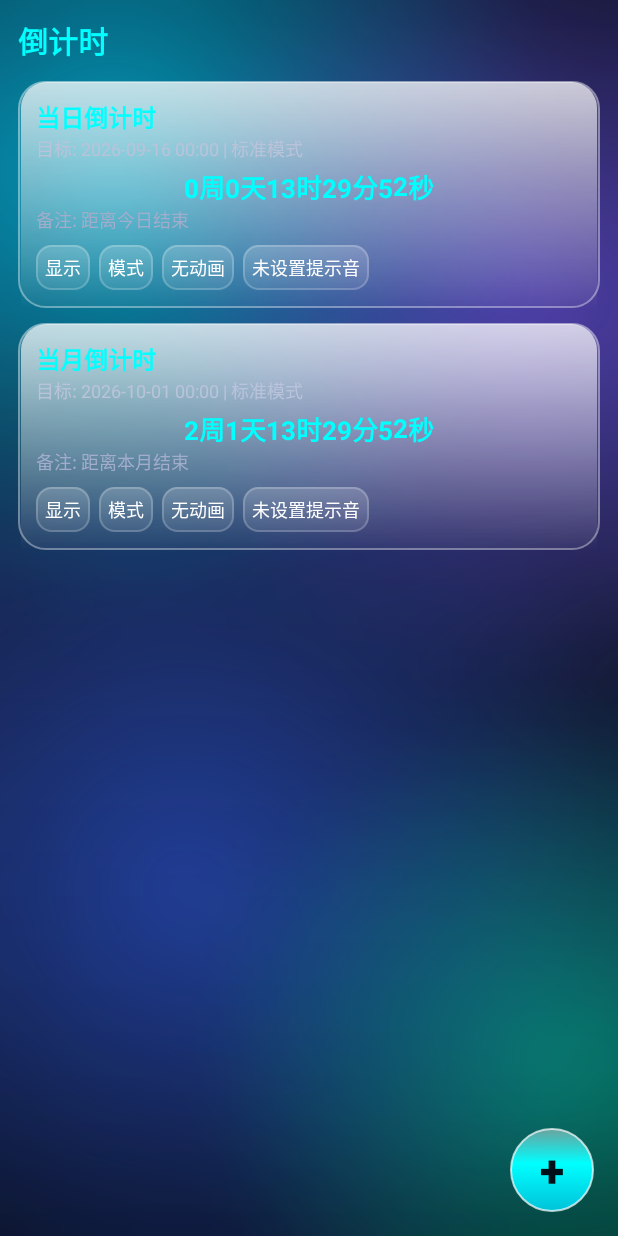
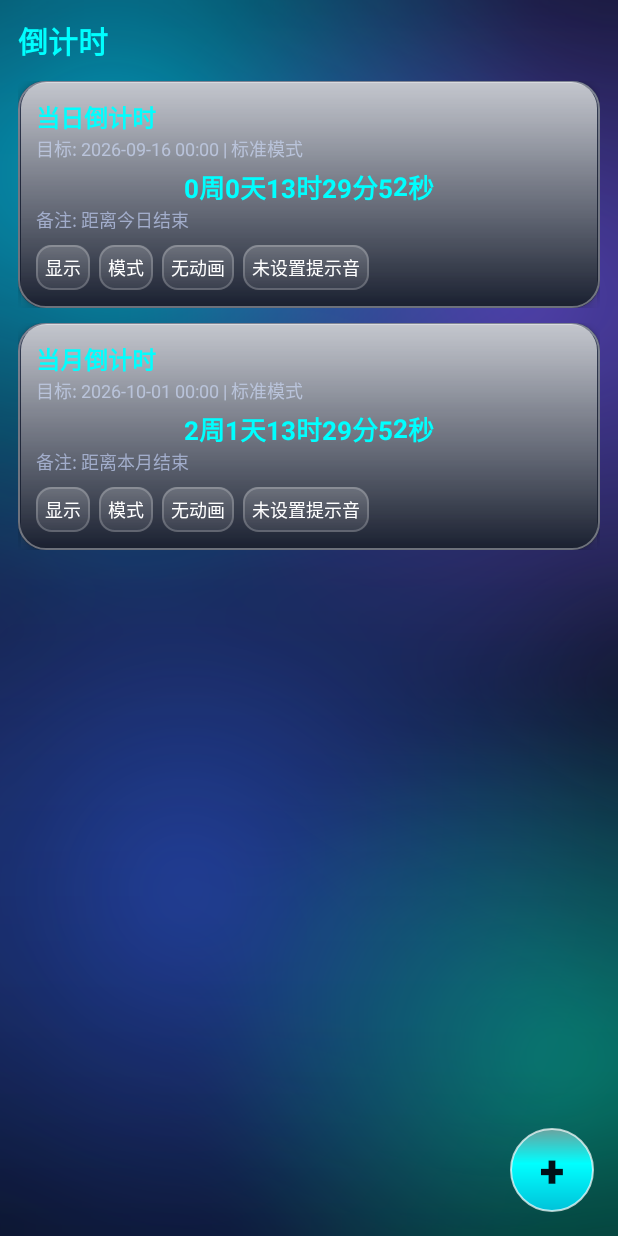
Before and after one commit to baigao110/countdown-android, an Android app: the screen it shows after launch (MainActivity), on a phone screen of 412 x 824 dp. Run offline under Robolectric (Android 15) with nearby library versions, the light colour scheme and no system bars; pictures from the network do not load.

Commit message:
同步安卓版源码：app/src/main/res/layout/item_countdown.xml

```diff
--- a/app/src/main/res/layout/item_countdown.xml
+++ b/app/src/main/res/layout/item_countdown.xml
@@ -7,7 +7,9 @@
     android:layout_marginBottom="10dp"
     android:background="@android:color/transparent">
 
-    <!-- 底层：操作按钮（右对齐，仅露出编辑/提示音/删除），前景向左滑动后显示 -->
+    <!-- 底层：操作按钮（右对齐，仅露出编辑/提示音/删除），前景向左滑动后显示。
+         默认 invisible：不滑动时整层不绘制，彻底杜绝半透明前景把它透出来、
+         和倒计时文字叠在一起（「按钮被倒计时遮挡」的根因）。左滑时代码里置为 visible。 -->
     <LinearLayout
         android:id="@+id/itemActions"
         android:layout_width="wrap_content"
@@ -15,7 +17,8 @@
         android:layout_gravity="end|center_vertical"
         android:orientation="horizontal"
         android:gravity="center_vertical"
-        android:background="@drawable/glass_card"
+        android:visibility="invisible"
+        android:background="@drawable/glass_card_strong"
         android:paddingStart="14dp"
         android:paddingEnd="10dp">
 
@@ -61,7 +64,7 @@
         android:layout_width="match_parent"
         android:layout_height="wrap_content"
         android:orientation="vertical"
-        android:background="@drawable/glass_card"
+        android:background="@drawable/glass_card_solid"
         android:elevation="4dp"
         android:clipChildren="false"
         android:padding="12dp">
```
